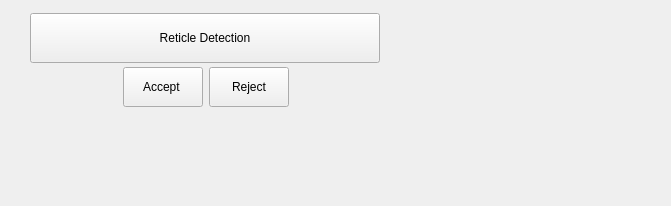
Qt form ui/reticle_calib.ui (AllenNeuralDynamics/parallax) before a commit.
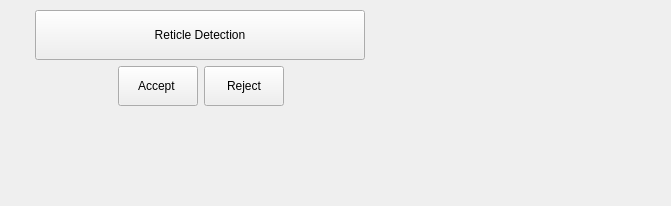
The same form after that commit. Icons and pictures are not drawn.

```diff
--- a/ui/reticle_calib.ui
+++ b/ui/reticle_calib.ui
@@ -24,7 +24,7 @@
     <rect>
      <x>30</x>
      <y>10</y>
-     <width>351</width>
+     <width>341</width>
      <height>101</height>
     </rect>
    </property>
@@ -45,7 +45,7 @@
       </property>
      </spacer>
     </item>
-    <item row="1" column="1">
+    <item row="1" column="1" alignment="Qt::AlignVCenter">
      <widget class="QPushButton" name="acceptButton">
       <property name="minimumSize">
        <size>
@@ -63,7 +63,7 @@
       </property>
      </widget>
     </item>
-    <item row="1" column="2">
+    <item row="1" column="2" alignment="Qt::AlignVCenter">
      <widget class="QPushButton" name="rejectButton">
       <property name="minimumSize">
        <size>
@@ -100,7 +100,7 @@
       </property>
      </spacer>
     </item>
-    <item row="0" column="0" colspan="4">
+    <item row="0" column="0" colspan="4" alignment="Qt::AlignHCenter|Qt::AlignTop">
      <widget class="QPushButton" name="reticle_calibration_btn">
       <property name="sizePolicy">
        <sizepolicy hsizetype="Expanding" vsizetype="Fixed">
@@ -110,7 +110,7 @@
       </property>
       <property name="minimumSize">
        <size>
-        <width>200</width>
+        <width>330</width>
         <height>50</height>
        </size>
       </property>
```
